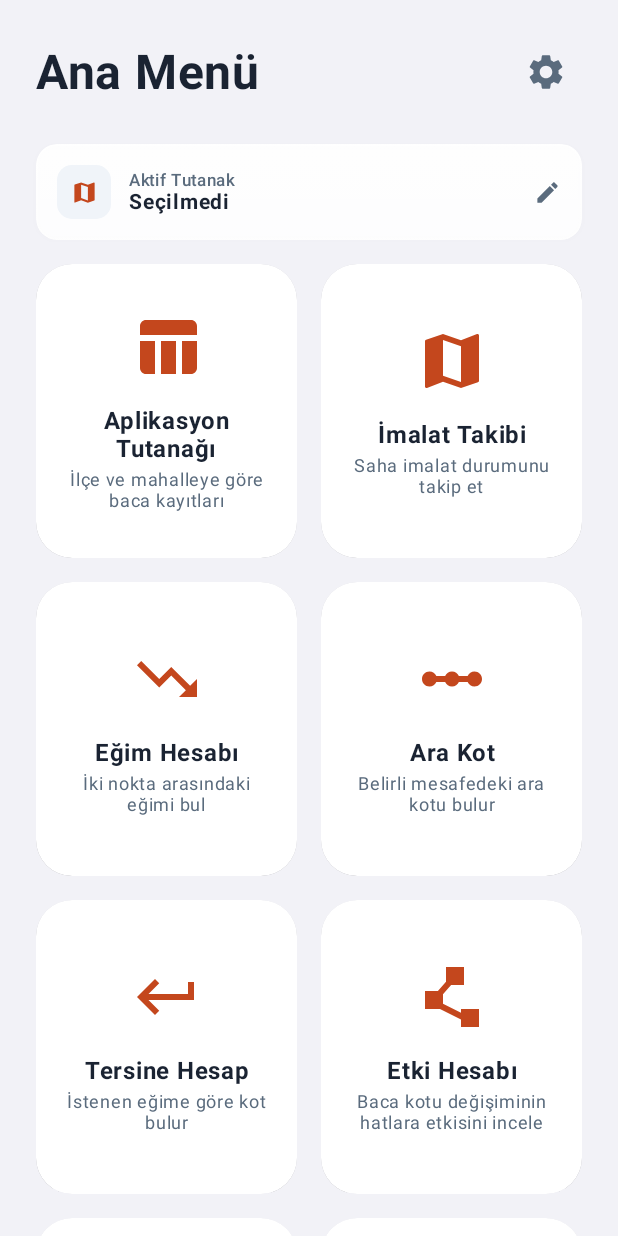
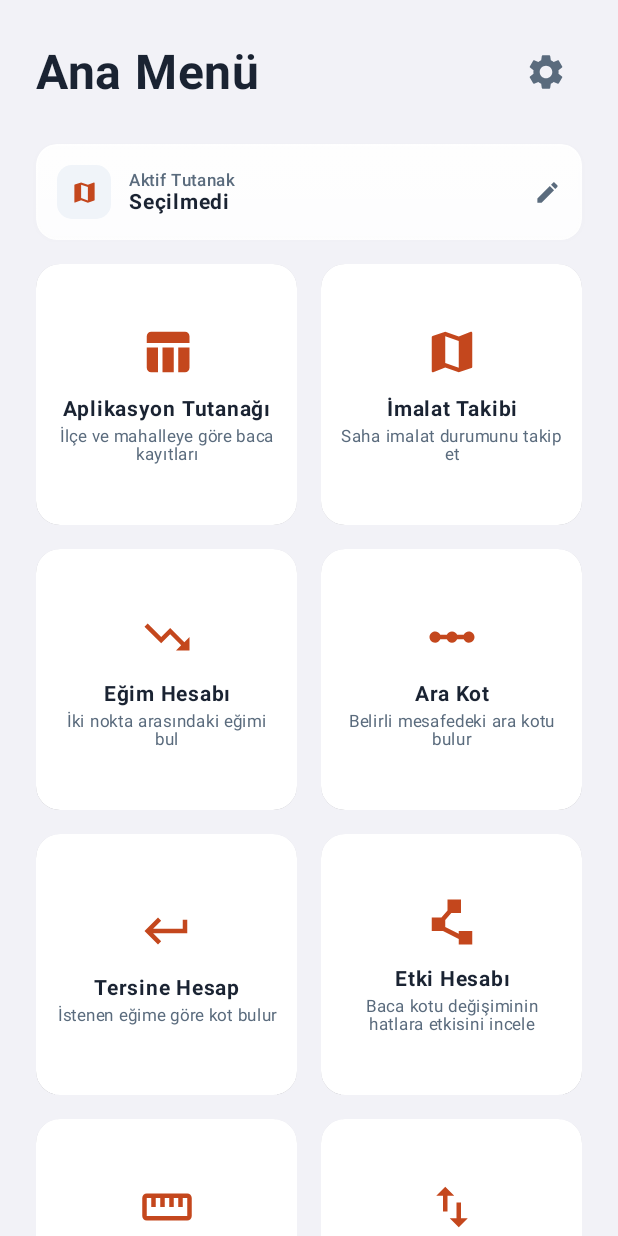
Before and after one commit to halilyiilmazzhll-lab/altyapihesapmakinesi, an Android app built with Jetpack Compose: the screen it shows after launch (MainActivity), on a phone screen of 412 x 824 dp. Run offline under Robolectric (Android 15) with nearby library versions, the light colour scheme and no system bars; our stand-ins replace Navigation 3, Room's generated code.

Commit message:
Update HomeScreen layout to tiles and make buttons smaller

```diff
--- a/app/src/main/java/com/example/egimhesabi/ui/screens/HomeScreen.kt
+++ b/app/src/main/java/com/example/egimhesabi/ui/screens/HomeScreen.kt
@@ -65,7 +65,7 @@ fun HomeScreen(
         com.example.egimhesabi.ui.components.ActiveStakeoutCard(modifier = Modifier.padding(horizontal = 24.dp).padding(bottom = 8.dp))
 
         LazyVerticalGrid(
-            columns = GridCells.Adaptive(156.dp),
+            columns = GridCells.Fixed(2),
             contentPadding = PaddingValues(horizontal = 24.dp, vertical = 8.dp),
             horizontalArrangement = Arrangement.spacedBy(16.dp),
             verticalArrangement = Arrangement.spacedBy(16.dp),
@@ -147,18 +147,18 @@ fun HomeGridCard(
     onClick: () -> Unit
 ) {
     Surface(
-        shape = RoundedCornerShape(24.dp),
+        shape = RoundedCornerShape(16.dp),
         color = Color.White,
         shadowElevation = 2.dp,
         modifier = Modifier
             .fillMaxWidth()
-            .heightIn(min = 196.dp)
-            .clip(RoundedCornerShape(24.dp))
+            .aspectRatio(1f) // Tam kare (karo) olması için
+            .clip(RoundedCornerShape(16.dp))
             .clickable(onClick = onClick)
     ) {
         Column(
             modifier = Modifier
-                .padding(16.dp)
+                .padding(12.dp)
                 .fillMaxSize(),
             horizontalAlignment = Alignment.CenterHorizontally,
             verticalArrangement = Arrangement.Center
@@ -167,12 +167,12 @@ fun HomeGridCard(
                 imageVector = icon,
                 contentDescription = null,
                 tint = AccentOrange,
-                modifier = Modifier.size(48.dp)
+                modifier = Modifier.size(36.dp)
             )
-            Spacer(modifier = Modifier.height(16.dp))
+            Spacer(modifier = Modifier.height(12.dp))
             Text(
                 text = title,
-                fontSize = 16.sp,
+                fontSize = 14.sp,
                 fontWeight = FontWeight.Bold,
                 color = TextPrimary,
                 textAlign = TextAlign.Center
@@ -180,10 +180,10 @@ fun HomeGridCard(
             Spacer(modifier = Modifier.height(4.dp))
             Text(
                 text = subtitle,
-                fontSize = 12.sp,
+                fontSize = 11.sp,
                 color = TextSecondary,
                 textAlign = TextAlign.Center,
-                lineHeight = 14.sp
+                lineHeight = 12.sp
             )
         }
     }
```
